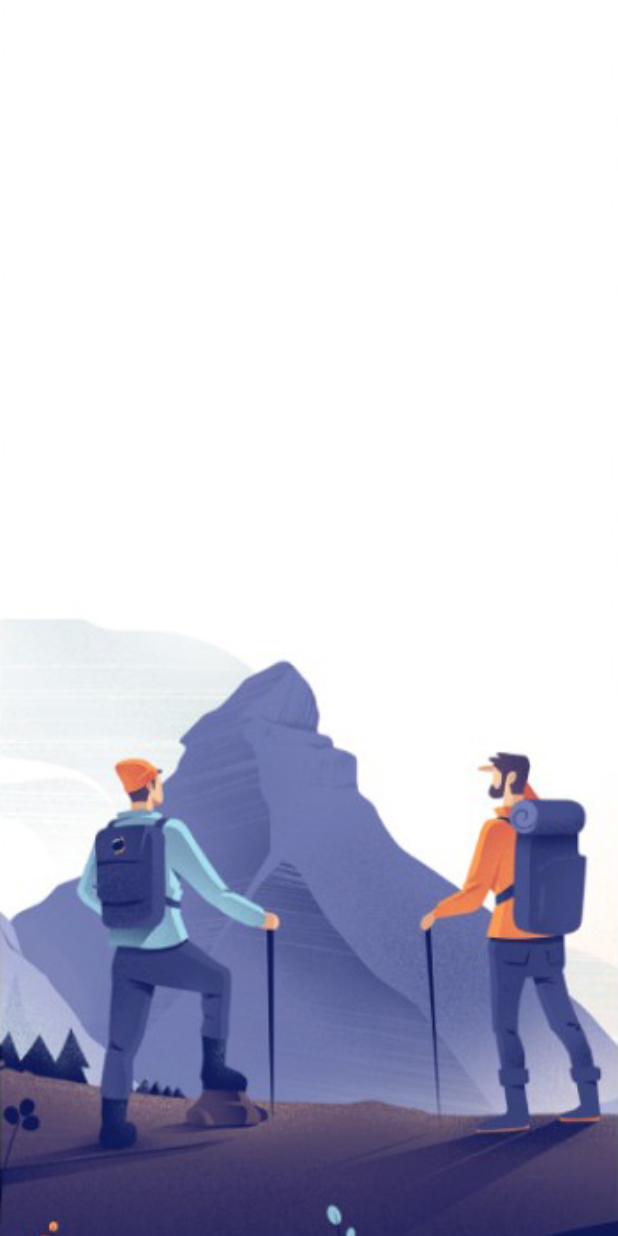
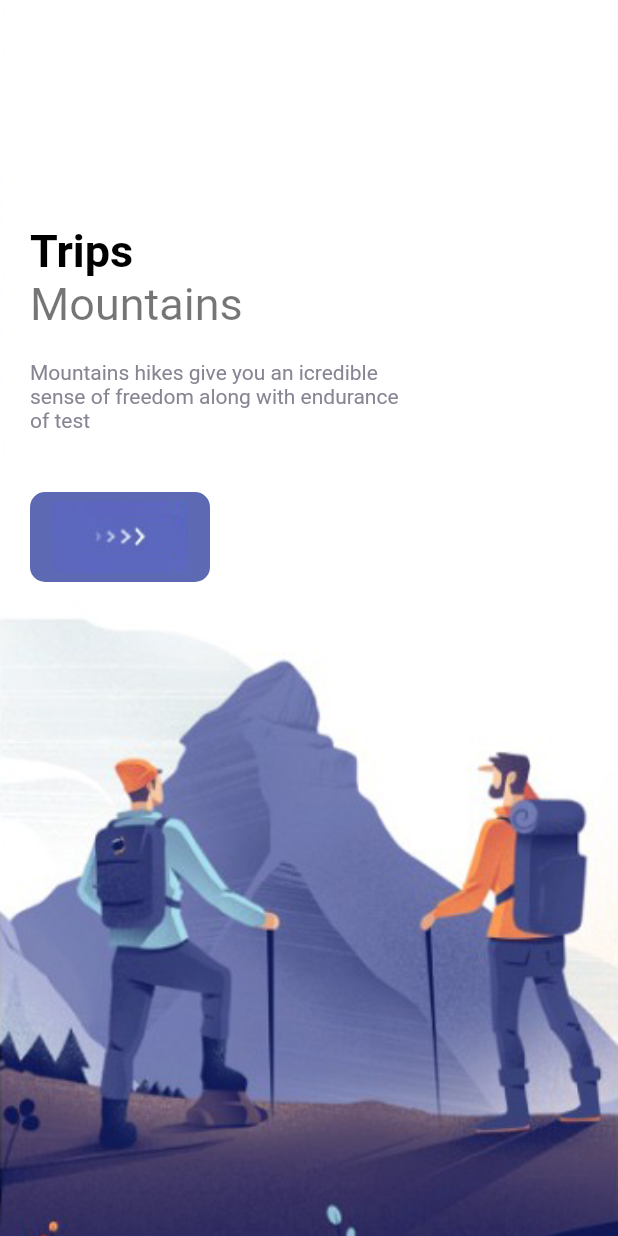
Before and after one commit to athulpp/Flutter-Cubit-Example-State-Management, a Flutter app: the screen it shows after launch, on a phone screen of 412 x 824 dp. Run offline on Flutter 3.47's test engine with Material 2 defaults, Android fonts, the phone set to English and light mode, and no system bars.

Commit message:
responsive button design created

```diff
--- a/lib/pages/welcome_page.dart
+++ b/lib/pages/welcome_page.dart
@@ -1,3 +1,7 @@
+import 'package:bloc/misc/colors.dart';
+import 'package:bloc/widgets/app_large_text.dart';
+import 'package:bloc/widgets/app_text.dart';
+import 'package:bloc/widgets/responsive_button.dart';
 import 'package:flutter/material.dart';
 
 class WelcomePage extends StatefulWidget {
@@ -27,8 +31,40 @@ class _WelcomePageState extends State<WelcomePage> {
                       fit: BoxFit.cover)),
               child: Container(
                 margin: const EdgeInsets.only(top: 150, left: 20, right: 20),
-                child: Row(children: [Column(children: [],)],),
-
+                child: Row(
+                  children: [
+                    Column(
+                      crossAxisAlignment: CrossAxisAlignment.start,
+                      children: [
+                        AppLargeText(
+                          text: "Trips",
+                        ),
+                        AppText(
+                          text: "Mountains",
+                          size: 30,
+                        ),
+                        const SizedBox(
+                          height: 20,
+                        ),
+                        Container(
+                          width: 250,
+                          child: AppText(
+                            text:
+                                'Mountains hikes give you an icredible sense of freedom along with endurance of test',
+                            color: AppColors.textColor2,
+                            size: 14,
+                          ),
+                        ),
+                        SizedBox(
+                          height: 40,
+                        ),
+                        ResponsiveButton(
+                          width: 120,
+                        )
+                      ],
+                    )
+                  ],
+                ),
               ),
             );
           }),
--- a/lib/widgets/app_large_text.dart
+++ b/lib/widgets/app_large_text.dart
@@ -0,0 +1,20 @@
+import 'package:flutter/material.dart';
+
+class AppLargeText extends StatelessWidget {
+  double size;
+  final String text;
+  final Color color;
+
+  AppLargeText(
+      {Key? key, this.size = 30, required this.text, this.color = Colors.black})
+      : super(key: key);
+
+  @override
+  Widget build(BuildContext context) {
+    return Text(
+      text,
+      style:
+          TextStyle(fontSize: size, color: color, fontWeight: FontWeight.bold),
+    );
+  }
+}
--- a/lib/widgets/app_text.dart
+++ b/lib/widgets/app_text.dart
@@ -0,0 +1,25 @@
+import 'package:flutter/material.dart';
+
+class AppText extends StatelessWidget {
+  double size;
+  final String text;
+  final Color color;
+
+  AppText(
+      {Key? key,
+      this.size = 16,
+      required this.text,
+      this.color = Colors.black54})
+      : super(key: key);
+
+  @override
+  Widget build(BuildContext context) {
+    return Text(
+      text,
+      style: TextStyle(
+        fontSize: size,
+        color: color,
+      ),
+    );
+  }
+}
--- /dev/null
+++ b/lib/widgets/responsive_button.dart
@@ -0,0 +1,23 @@
+import 'package:bloc/misc/colors.dart';
+import 'package:flutter/material.dart';
+
+class ResponsiveButton extends StatelessWidget {
+  bool? isResponsive;
+  double? width;
+  ResponsiveButton({Key? key, this.width, this.isResponsive = false})
+      : super(key: key);
+
+  @override
+  Widget build(BuildContext context) {
+    return Container(
+      width: width,
+      decoration: BoxDecoration(
+          borderRadius: BorderRadius.circular(10), color: AppColors.mainColor),
+      height: 60,
+      child: Row(
+        mainAxisAlignment: MainAxisAlignment.center,
+        children: [Image.asset('img/button-one.png')],
+      ),
+    );
+  }
+}
```
